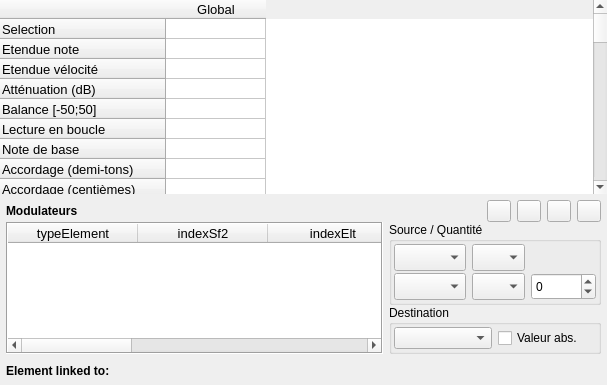
Above: sources/editor/pageinst.ui from davy7125/polyphone before the change. Below: the same form after it.
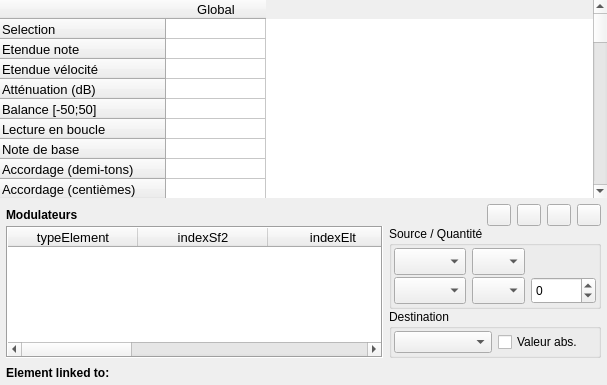
That is the form after the change. Icons and pictures are not drawn. Custom widgets are drawn as their Qt base class.

The edit to the form file:
```diff
--- a/sources/editor/pageinst.ui
+++ b/sources/editor/pageinst.ui
@@ -927,13 +927,13 @@
      <property name="minimumSize">
       <size>
        <width>0</width>
-       <height>28</height>
+       <height>24</height>
       </size>
      </property>
      <property name="maximumSize">
       <size>
        <width>16777215</width>
-       <height>28</height>
+       <height>24</height>
       </size>
      </property>
      <property name="frameShape">
```
